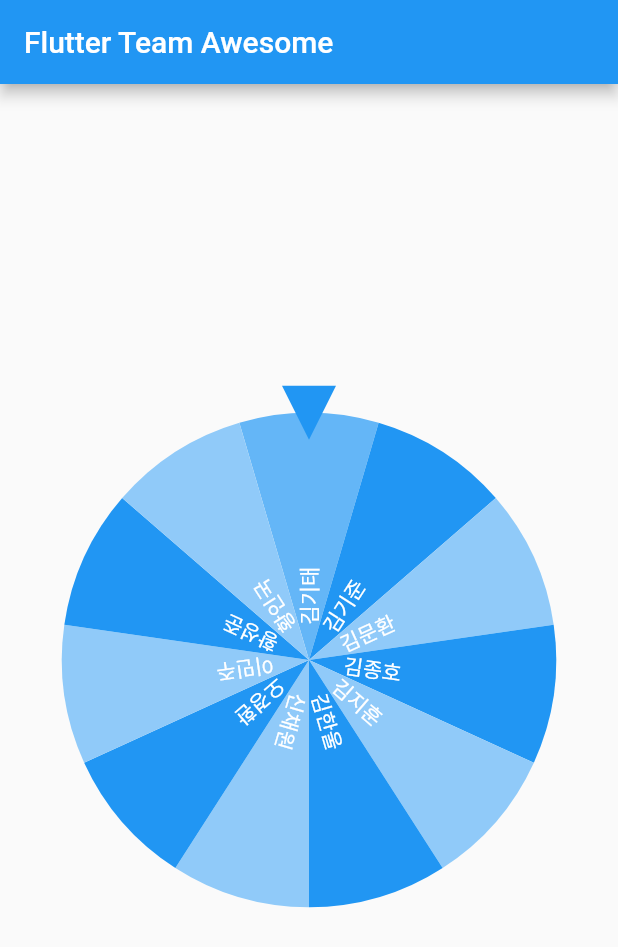
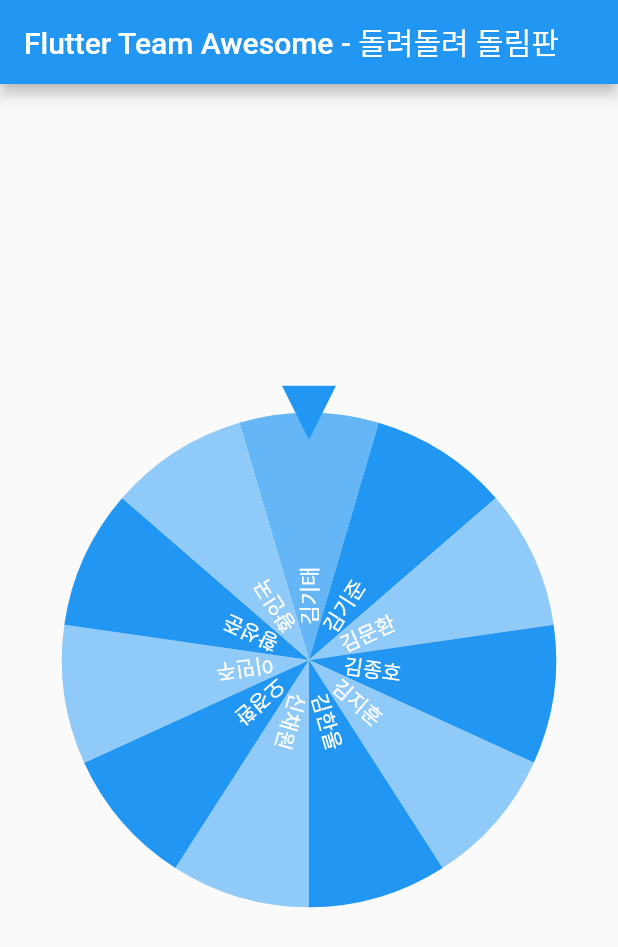
Before and after one commit to Augustkim-dev/wheel, a Flutter app: the screen it shows after launch, on a phone screen of 412 x 824 dp. Shown: the top 947 px of the screen. Run offline on Flutter 3.47's test engine with Material 2 defaults, Android fonts, the light colour scheme and no system bars; drawn by our look-alikes of flutter_fortune_wheel; our stand-ins replace flutter_hooks.

Commit message:
이름 변경

```diff
--- a/lib/flutter_wheel.dart
+++ b/lib/flutter_wheel.dart
@@ -45,7 +45,7 @@
 
     return Scaffold(
       appBar: AppBar(
-        title: Text('Flutter Team Awesome'),
+        title: Text('Flutter Team Awesome - 돌려돌려 돌림판'),
       ),
       body: GestureDetector(
         onTap: () {
```
